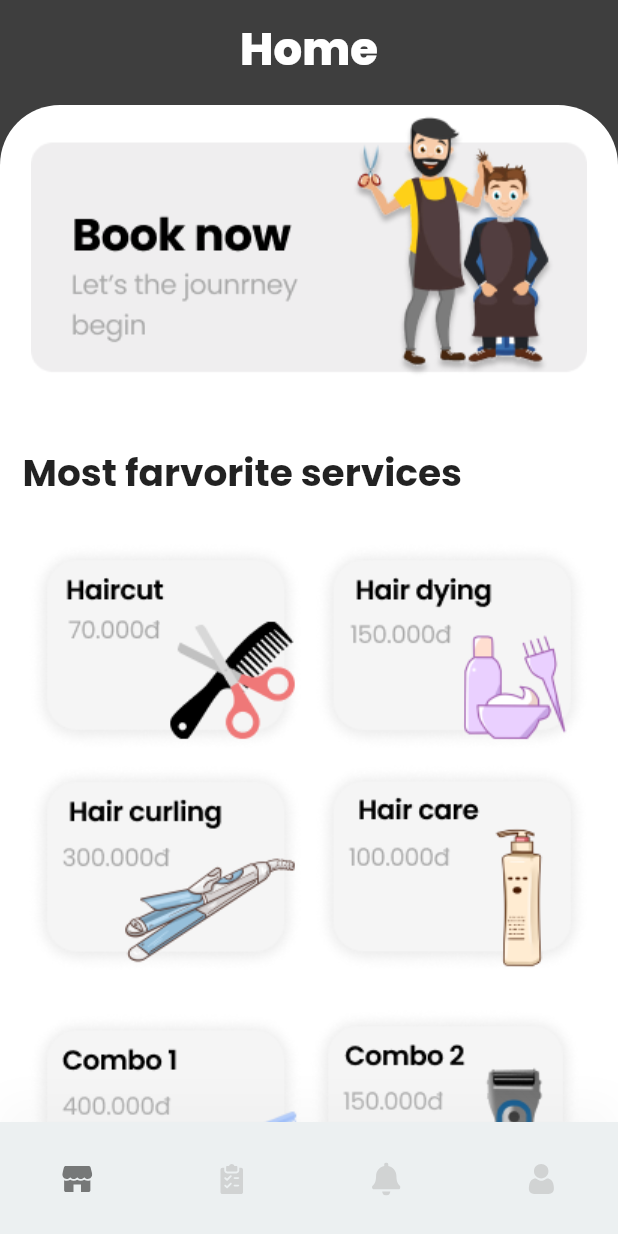
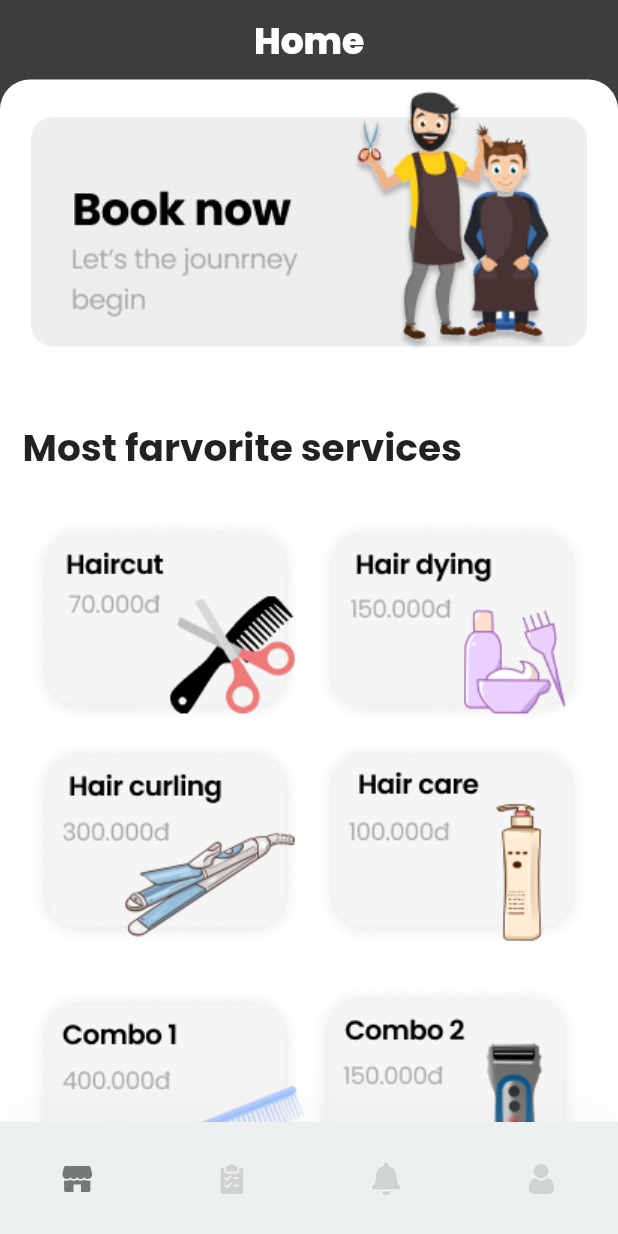
Before and after one commit to tuhu556/haircut_app, a Flutter app: the HomeScreen screen opened by its route, on a phone screen of 412 x 824 dp. Run offline on Flutter 3.47's test engine with Material 2 defaults, Android fonts, the phone set to English and light mode, and no system bars; our stand-ins replace another_flushbar, card_swiper, date_picker_timeline, flutter_svg, google_fonts, keyboard_dismisser; missing offline and left inert: date_time_picker_widget; network calls fail.

Commit message:
Update ui

```diff
--- a/lib/screens/booking/components/body.dart
+++ b/lib/screens/booking/components/body.dart
@@ -54,15 +54,15 @@ class _BodyState extends State<Body> {
           children: [
             Container(
               padding: EdgeInsets.only(
-                  top: 5.0, left: 30.0, right: 30.0, bottom: 5.0),
+                  top: 10.0, left: 30.0, right: 30.0, bottom: 7.0),
               child: Row(
                 mainAxisAlignment: MainAxisAlignment.center,
                 children: <Widget>[
                   Container(
                     child: Text(
-                      "Home",
+                      "Services",
                       style: TextStyle(
-                        fontSize: 30,
+                        fontSize: 24,
                         fontWeight: FontWeight.w800,
                         color: Colors.white,
                       ),
--- a/lib/screens/datetime/components/body.dart
+++ b/lib/screens/datetime/components/body.dart
@@ -129,8 +129,8 @@ class _BodyState extends State<Body> {
                   decoration: BoxDecoration(
                     color: Colors.white,
                     borderRadius: BorderRadius.only(
-                      topLeft: Radius.circular(25.0),
-                      topRight: Radius.circular(25.0),
+                      topLeft: Radius.circular(20.0),
+                      topRight: Radius.circular(20.0),
                     ),
                   ),
                 ),
@@ -211,7 +211,7 @@ class _BodyState extends State<Body> {
           },
           onTimeChanged: (time) {
             setState(() {
-              _t1 = DateFormat('hh:mm:ss aa').format(time);
+              _t1 = DateFormat('H:mm').format(time);
             });
           },
         )
--- a/lib/screens/home/components/body.dart
+++ b/lib/screens/home/components/body.dart
@@ -14,7 +14,7 @@ class Body extends StatelessWidget {
           children: [
             Container(
               padding: EdgeInsets.only(
-                  top: 10.0, left: 30.0, right: 30.0, bottom: 15.0),
+                  top: 10.0, left: 30.0, right: 30.0, bottom: 7.0),
               child: Row(
                 mainAxisAlignment: MainAxisAlignment.center,
                 children: <Widget>[
@@ -22,7 +22,7 @@ class Body extends StatelessWidget {
                     child: Text(
                       "Home",
                       style: TextStyle(
-                        fontSize: 30,
+                        fontSize: 24,
                         fontWeight: FontWeight.w800,
                         color: Colors.white,
                       ),
@@ -108,8 +108,8 @@ class Body extends StatelessWidget {
                 decoration: BoxDecoration(
                   color: Colors.white,
                   borderRadius: BorderRadius.only(
-                    topLeft: Radius.circular(40.0),
-                    topRight: Radius.circular(40.0),
+                    topLeft: Radius.circular(20.0),
+                    topRight: Radius.circular(20.0),
                   ),
                 ),
               ),
--- a/lib/screens/login/components/login_form.dart
+++ b/lib/screens/login/components/login_form.dart
@@ -134,7 +134,7 @@ class _LoginFormState extends State<LoginForm> {
             height: size.height * 0.05,
           ),
           !isLoading ? new RoundedButton(
-              text: "Next",
+              text: "Log in",
               press: () {
                 _submit();
               },
```
